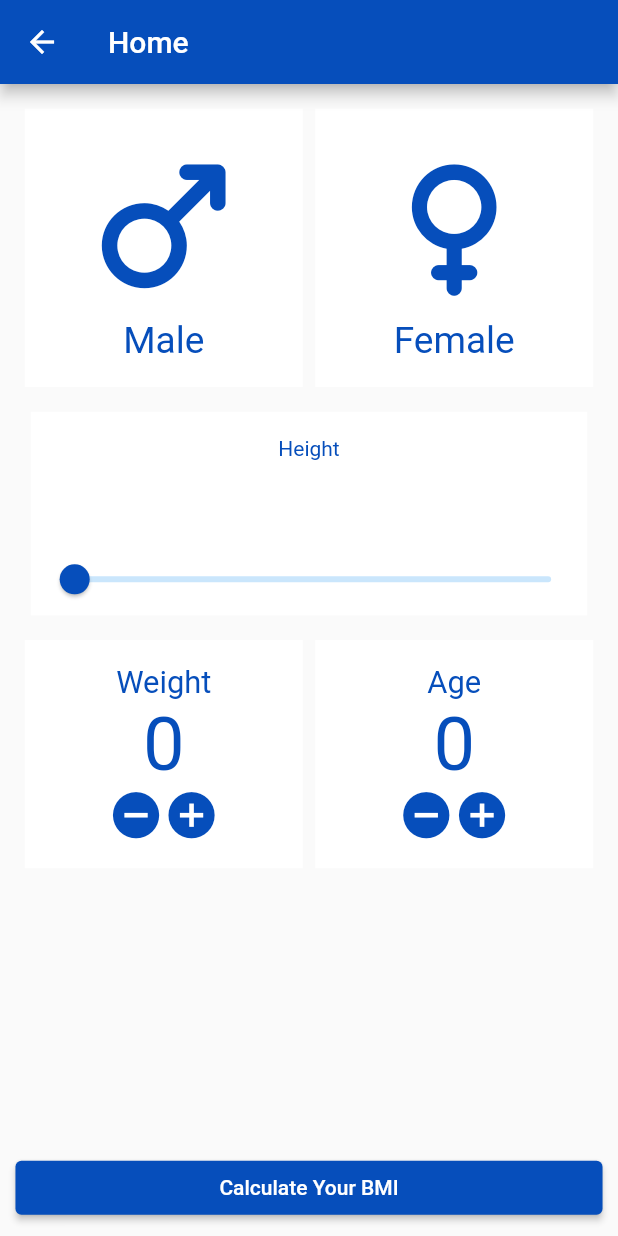
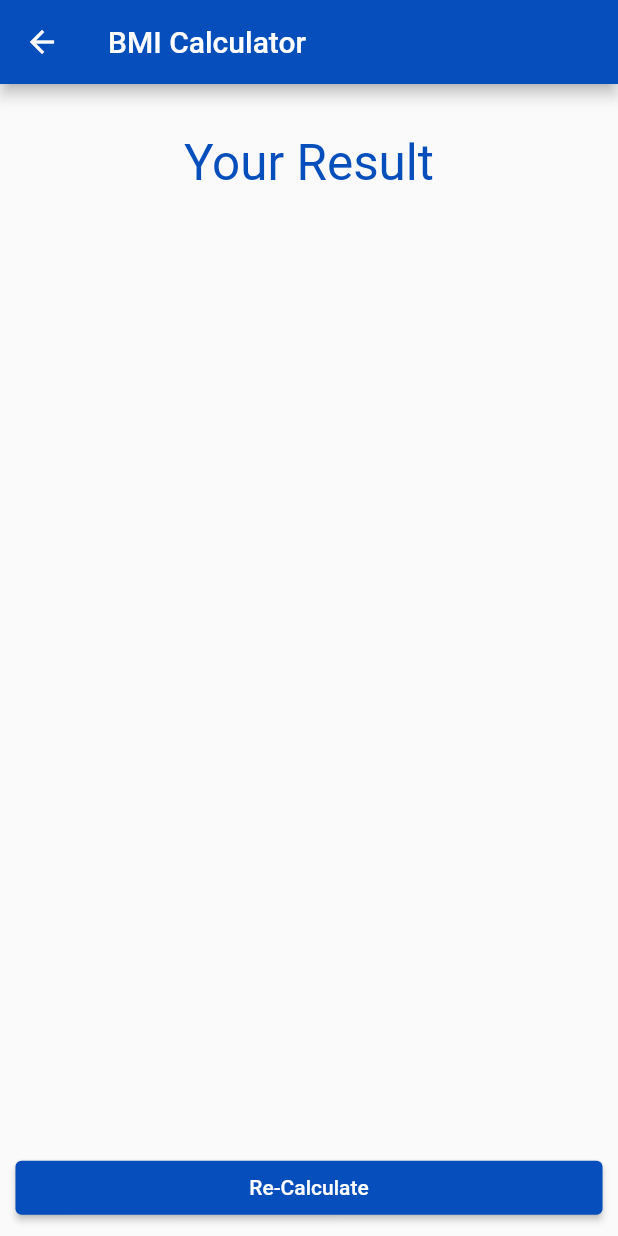
Before and after one commit to shahzebnaqvi/Medical_App, a Flutter app: the Bmi screen opened directly, after a tap on "Calculate Your BMI", on a phone screen of 412 x 824 dp. Run offline on Flutter 3.47's test engine with Material 2 defaults, Android fonts, the phone set to English and light mode, and no system bars; our stand-ins replace carousel_slider, get.

Commit message:
bmi calculate result file

```diff
--- a/lib/Constants/constants.dart
+++ b/lib/Constants/constants.dart
@@ -4,10 +4,9 @@ class Constants {
   //Colors
   static const Color mainColor = Color.fromARGB(255, 6, 78, 187);
   static const Color mainColorlight = Color.fromARGB(255, 241, 144, 160);
-  static const Color lightColor = Color.fromRGBO(252, 223, 228, 1);
+  static const Color lightColor = Color.fromARGB(255, 255, 255, 255);
   static const Color lighterColor = Color.fromRGBO(254, 248, 240, 1);
   static const Color mediumColor = Colors.grey;
-  static const Color ligtbluecolor =  Color.fromARGB(255, 232, 239, 245);
-  static const Color mainColorWhite =Color.fromARGB(255, 253, 253, 253);
-
+  static const Color ligtbluecolor = Color.fromARGB(255, 232, 239, 245);
+  static const Color mainColorWhite = Color.fromARGB(255, 253, 253, 253);
 }
--- a/lib/Controllers/bmi_controller.dart
+++ b/lib/Controllers/bmi_controller.dart
@@ -2,7 +2,7 @@ import 'package:get/get.dart';
 
 class BmiController extends GetxController {
   var gender = 0.obs;
-  final height = 0.obs;
+  var height = "".obs;
   var weight = 0.obs;
   var age = 0.obs;
   increment(var index) {
@@ -33,4 +33,6 @@ class BmiController extends GetxController {
       update();
     }
   }
+
+  bmiresult() {}
 }
--- /dev/null
+++ b/lib/Screens/additionaltools/additionalsubscreens/bmi_result.dart
@@ -0,0 +1,62 @@
+import 'package:flutter/material.dart';
+import 'package:get/get.dart';
+import 'package:medical_app/Constants/constants.dart';
+import 'package:medical_app/Controllers/bmi_controller.dart';
+
+class Bmi_Result extends StatefulWidget {
+  const Bmi_Result({Key? key}) : super(key: key);
+
+  @override
+  State<Bmi_Result> createState() => _Bmi_ResultState();
+}
+
+class _Bmi_ResultState extends State<Bmi_Result> {
+  final bmiController = Get.put(BmiController());
+
+  void initState() {
+    super.initState();
+    bmiController.bmiresult();
+  }
+
+  @override
+  Widget build(BuildContext context) {
+    return Scaffold(
+      appBar: AppBar(
+        title: const Text('BMI Calculator'),
+        backgroundColor: Constants.mainColor,
+      ),
+      body: Column(
+        children: [
+          Padding(
+            padding: EdgeInsets.all(MediaQuery.of(context).size.width * 0.08),
+            child: Text(
+              "Your Result",
+              style: TextStyle(
+                  fontSize: MediaQuery.of(context).size.width * 0.08,
+                  color: Constants.mainColor),
+            ),
+          ),
+          Expanded(
+            child: Align(
+              alignment: Alignment.bottomCenter,
+              child: Container(
+                margin:
+                    EdgeInsets.all(MediaQuery.of(context).size.width * 0.02),
+                width: MediaQuery.of(context).size.width * 0.95,
+                child: ElevatedButton(
+                  style: ElevatedButton.styleFrom(primary: Constants.mainColor),
+                  child: Text("Re-Calculate"),
+                  onPressed: () {
+                    Navigator.pop(
+                      context,
+                    );
+                  },
+                ),
+              ),
+            ),
+          )
+        ],
+      ),
+    );
+  }
+}
--- a/lib/Screens/additionaltools/bmi.dart
+++ b/lib/Screens/additionaltools/bmi.dart
@@ -2,6 +2,7 @@ import 'package:flutter/material.dart';
 import 'package:get/get.dart';
 import 'package:medical_app/Constants/constants.dart';
 import 'package:medical_app/Controllers/bmi_controller.dart';
+import 'package:medical_app/Screens/additionaltools/additionalsubscreens/bmi_result.dart';
 
 import '../../Widgets/bmi_widget.dart';
 
@@ -32,17 +33,28 @@ class _BmiState extends State<Bmi> {
       heightcm1 = _currentSliderValue;
       heightcm = num.parse(heightcm1.toString()).toStringAsFixed(1);
       // bmiController.height = heightcm.runtimeType;
-      // bmiController.height.value = heightcm;
-      print(heightcm1.runtimeType);
-      print(bmiController.height.value.runtimeType);
+      bmiController.height.value = heightcm;
+      // print(bmiController.height.value);
+      // print(heightcm.runtimeType);
+      // print(bmiController.height.value.runtimeType);
     });
+  }
+
+  void initState() {
+    super.initState();
+    bmiController.gender.value = 0;
+    bmiController.height.value = "";
+    bmiController.weight.value = 0;
+    bmiController.age.value = 0;
+    heightcm = "";
+    _currentSliderValue = 20;
   }
 
   @override
   Widget build(BuildContext context) {
     return Scaffold(
       appBar: AppBar(
-        title: const Text('Home'),
+        title: const Text('BMI Calculator'),
         backgroundColor: Constants.mainColor,
       ),
       body: Column(
@@ -52,14 +64,49 @@ class _BmiState extends State<Bmi> {
             child: Row(
               mainAxisAlignment: MainAxisAlignment.spaceBetween,
               children: [
-                containerhalf(context, Icons.male_rounded, "Male"),
-                containerhalf(context, Icons.female_rounded, "Female"),
+                InkWell(
+                  onTap: () {
+                    setState(() {});
+                    bmiController.gender.value = 1;
+                    print(bmiController.gender.value);
+                  },
+                  child: bmiController.gender.value == 1
+                      ? containerhalf(context, Icons.male_rounded, "Male",
+                          Constants.lightColor, Constants.mainColor)
+                      : containerhalf(context, Icons.male_rounded, "Male",
+                          Constants.mainColor, Constants.lightColor),
+                ),
+                InkWell(
+                  onTap: () {
+                    setState(() {
+                      bmiController.gender.value = 2;
+                    });
+                    print(bmiController.gender.value);
+                  },
+                  child: bmiController.gender.value == 2
+                      ? containerhalf(context, Icons.female_rounded, "Female",
+                          Constants.lightColor, Constants.mainColor)
+                      : containerhalf(context, Icons.female_rounded, "Female",
+                          Constants.mainColor, Constants.lightColor),
+                ),
               ],
             ),
           ),
           Container(
+            decoration: BoxDecoration(
+              color: backcolorcon,
+              borderRadius: BorderRadius.all(
+                  Radius.circular(MediaQuery.of(context).size.width * 0.03)),
+              boxShadow: [
+                BoxShadow(
+                  color: Colors.grey.withOpacity(0.2),
+                  spreadRadius: 1,
+                  blurRadius: 2,
+                  offset: Offset(0, 3), // changes position of shadow
+                ),
+              ],
+            ),
             width: MediaQuery.of(context).size.width * 0.9,
-            color: backcolorcon,
             child: Column(
               children: [
                 Container(
@@ -100,11 +147,23 @@ class _BmiState extends State<Bmi> {
               mainAxisAlignment: MainAxisAlignment.spaceBetween,
               children: [
                 Container(
+                  decoration: BoxDecoration(
+                    color: backcolorcon,
+                    borderRadius: BorderRadius.all(Radius.circular(
+                        MediaQuery.of(context).size.width * 0.03)),
+                    boxShadow: [
+                      BoxShadow(
+                        color: Colors.grey.withOpacity(0.2),
+                        spreadRadius: 1,
+                        blurRadius: 2,
+                        offset: Offset(0, 3), // changes position of shadow
+                      ),
+                    ],
+                  ),
                   padding: EdgeInsets.all(
                     MediaQuery.of(context).size.width * 0.04,
                   ),
                   width: MediaQuery.of(context).size.width * 0.45,
-                  color: backcolorcon,
                   child: Column(
                     children: [
                       Text(
@@ -155,11 +214,23 @@ class _BmiState extends State<Bmi> {
                   ),
                 ),
                 Container(
+                  decoration: BoxDecoration(
+                    color: backcolorcon,
+                    borderRadius: BorderRadius.all(Radius.circular(
+                        MediaQuery.of(context).size.width * 0.03)),
+                    boxShadow: [
+                      BoxShadow(
+                        color: Colors.grey.withOpacity(0.2),
+                        spreadRadius: 1,
+                        blurRadius: 2,
+                        offset: Offset(0, 3), // changes position of shadow
+                      ),
+                    ],
+                  ),
                   padding: EdgeInsets.all(
                     MediaQuery.of(context).size.width * 0.04,
                   ),
                   width: MediaQuery.of(context).size.width * 0.45,
-                  color: backcolorcon,
                   child: Column(
                     children: [
                       Text(
@@ -237,7 +308,12 @@ class _BmiState extends State<Bmi> {
                 child: ElevatedButton(
                   style: ElevatedButton.styleFrom(primary: Constants.mainColor),
                   child: Text("Calculate Your BMI"),
-                  onPressed: () {},
+                  onPressed: () {
+                    Navigator.push(
+                      context,
+                      MaterialPageRoute(builder: (context) => Bmi_Result()),
+                    );
+                  },
                 ),
               ),
             ),
--- a/lib/Widgets/bmi_widget.dart
+++ b/lib/Widgets/bmi_widget.dart
@@ -4,22 +4,34 @@ import 'package:medical_app/Controllers/bmi_controller.dart';
 
 import '../Screens/additionaltools/bmi.dart';
 
-Widget containerhalf(context, iconcont, name) {
+Widget containerhalf(context, iconcont, name, fontcolor1, backcolor) {
   return Container(
+    decoration: BoxDecoration(
+      color: backcolor,
+      borderRadius: BorderRadius.all(
+          Radius.circular(MediaQuery.of(context).size.width * 0.03)),
+      boxShadow: [
+        BoxShadow(
+          color: Colors.grey.withOpacity(0.2),
+          spreadRadius: 1,
+          blurRadius: 2,
+          offset: Offset(0, 3), // changes position of shadow
+        ),
+      ],
+    ),
     padding: EdgeInsets.all(
       MediaQuery.of(context).size.width * 0.04,
     ),
     width: MediaQuery.of(context).size.width * 0.45,
-    color: backcolorcon,
     child: Column(
       children: [
         Icon(iconcont,
-            color: coloricon, size: MediaQuery.of(context).size.width * 0.3),
+            color: fontcolor1, size: MediaQuery.of(context).size.width * 0.3),
         Text(
           name,
           style: TextStyle(
               fontSize: MediaQuery.of(context).size.width * 0.06,
-              color: fontcolor),
+              color: fontcolor1),
         )
       ],
     ),
```
